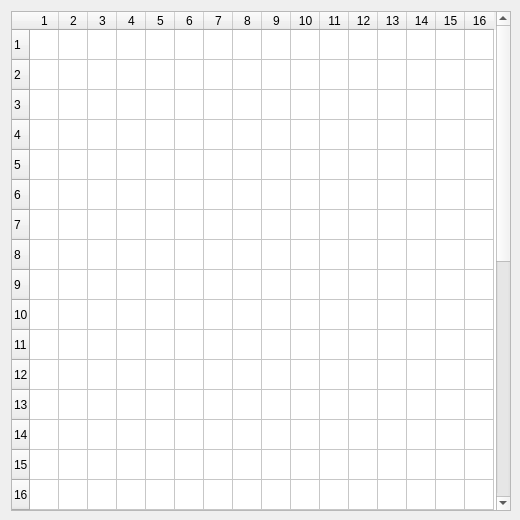
First picture: the form in MT589/romwindow.ui, repository devborz/mt589-simulator, before the edit.
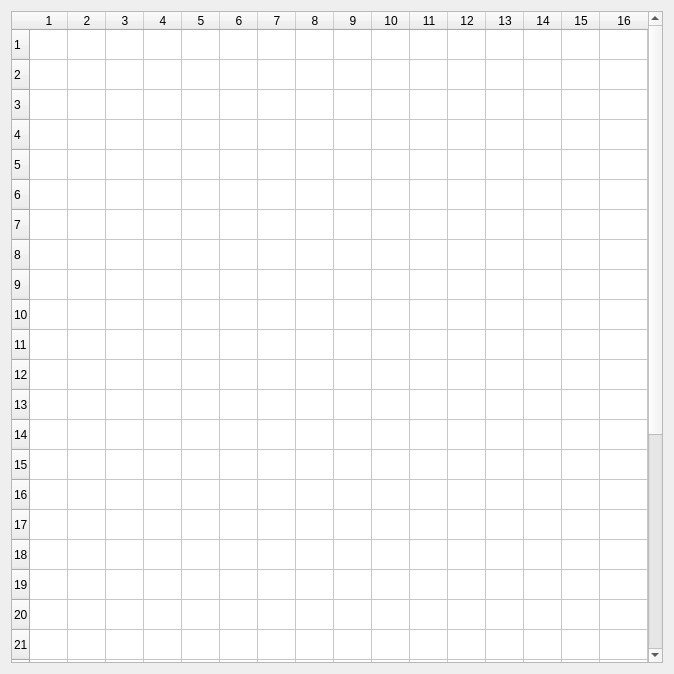
Second picture: the form after the edit.

What changed in the file:
```diff
--- a/MT589/romwindow.ui
+++ b/MT589/romwindow.ui
@@ -6,14 +6,14 @@
    <rect>
     <x>0</x>
     <y>0</y>
-    <width>520</width>
-    <height>520</height>
+    <width>674</width>
+    <height>674</height>
    </rect>
   </property>
   <property name="minimumSize">
    <size>
-    <width>520</width>
-    <height>520</height>
+    <width>674</width>
+    <height>674</height>
    </size>
   </property>
   <property name="windowTitle">
@@ -24,8 +24,8 @@
     <widget class="QTableWidget" name="tableWidget">
      <property name="minimumSize">
       <size>
-       <width>500</width>
-       <height>500</height>
+       <width>650</width>
+       <height>650</height>
       </size>
      </property>
      <property name="editTriggers">
@@ -43,8 +43,20 @@
      <property name="columnCount">
       <number>16</number>
      </property>
+     <attribute name="horizontalHeaderCascadingSectionResizes">
+      <bool>true</bool>
+     </attribute>
+     <attribute name="horizontalHeaderMinimumSectionSize">
+      <number>38</number>
+     </attribute>
      <attribute name="horizontalHeaderDefaultSectionSize">
-      <number>29</number>
+      <number>38</number>
+     </attribute>
+     <attribute name="horizontalHeaderStretchLastSection">
+      <bool>true</bool>
+     </attribute>
+     <attribute name="verticalHeaderCascadingSectionResizes">
+      <bool>false</bool>
      </attribute>
      <row/>
      <row/>
```
